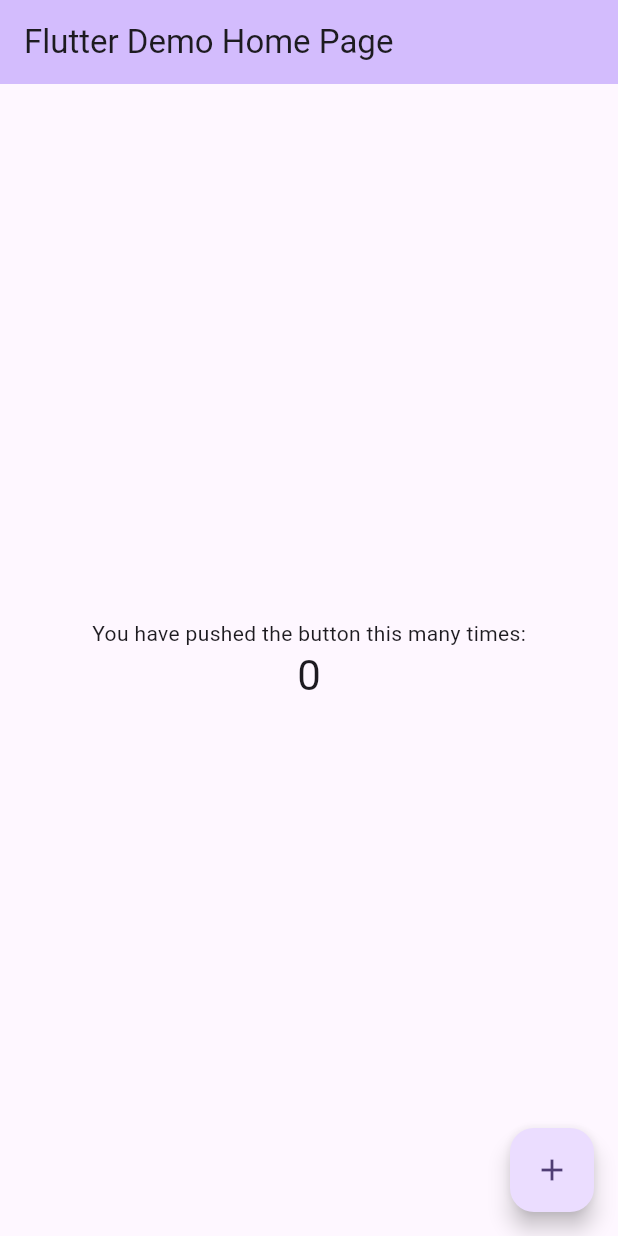
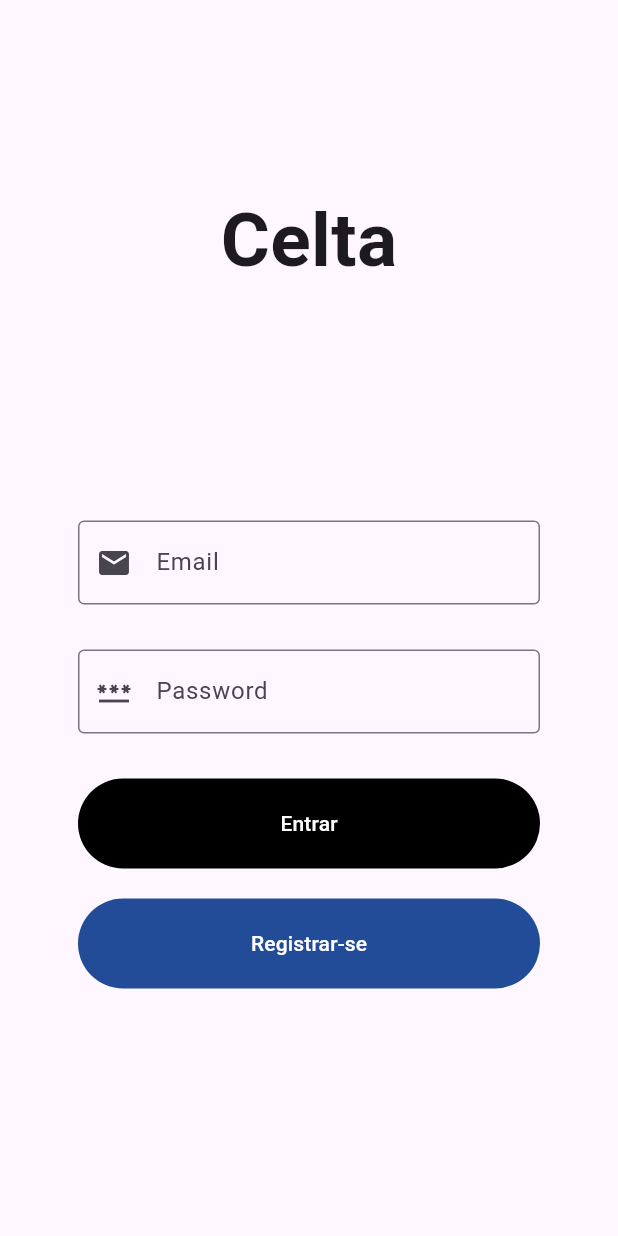
Before and after one commit to GabrielVinicius7/Task, a Flutter app: the screen it shows after launch, on a phone screen of 412 x 824 dp. Run offline on Flutter 3.47's test engine with Material 3 defaults, Android fonts, the phone set to English and light mode, and no system bars.

Commit message:
login and register screen

```diff
--- a/lib/main.dart
+++ b/lib/main.dart
@@ -1,3 +1,5 @@
+import 'package:erpecommerce/views/auth/login.dart';
+import 'package:erpecommerce/views/auth/register.dart';
 import 'package:flutter/material.dart';
 
 void main() {
@@ -31,95 +33,11 @@ class MyApp extends StatelessWidget {
         colorScheme: ColorScheme.fromSeed(seedColor: Colors.deepPurple),
         useMaterial3: true,
       ),
-      home: const MyHomePage(title: 'Flutter Demo Home Page'),
+      initialRoute: '/',
+      routes: {
+        "/": (context) => Login(),
+        "/register": (context) => Register(),
+      },
     );
   }
 }
-
-class MyHomePage extends StatefulWidget {
-  const MyHomePage({super.key, required this.title});
-
-  // This widget is the home page of your application. It is stateful, meaning
-  // that it has a State object (defined below) that contains fields that affect
-  // how it looks.
-
-  // This class is the configuration for the state. It holds the values (in this
-  // case the title) provided by the parent (in this case the App widget) and
-  // used by the build method of the State. Fields in a Widget subclass are
-  // always marked "final".
-
-  final String title;
-
-  @override
-  State<MyHomePage> createState() => _MyHomePageState();
-}
-
-class _MyHomePageState extends State<MyHomePage> {
-  int _counter = 0;
-
-  void _incrementCounter() {
-    setState(() {
-      // This call to setState tells the Flutter framework that something has
-      // changed in this State, which causes it to rerun the build method below
-      // so that the display can reflect the updated values. If we changed
-      // _counter without calling setState(), then the build method would not be
-      // called again, and so nothing would appear to happen.
-      _counter++;
-    });
-  }
-
-  @override
-  Widget build(BuildContext context) {
-    // This method is rerun every time setState is called, for instance as done
-    // by the _incrementCounter method above.
-    //
-    // The Flutter framework has been optimized to make rerunning build methods
-    // fast, so that you can just rebuild anything that needs updating rather
-    // than having to individually change instances of widgets.
-    return Scaffold(
-      appBar: AppBar(
-        // TRY THIS: Try changing the color here to a specific color (to
-        // Colors.amber, perhaps?) and trigger a hot reload to see the AppBar
-        // change color while the other colors stay the same.
-        backgroundColor: Theme.of(context).colorScheme.inversePrimary,
-        // Here we take the value from the MyHomePage object that was created by
-        // the App.build method, and use it to set our appbar title.
-        title: Text(widget.title),
-      ),
-      body: Center(
-        // Center is a layout widget. It takes a single child and positions it
-        // in the middle of the parent.
-        child: Column(
-          // Column is also a layout widget. It takes a list of children and
-          // arranges them vertically. By default, it sizes itself to fit its
-          // children horizontally, and tries to be as tall as its parent.
-          //
-          // Column has various properties to control how it sizes itself and
-          // how it positions its children. Here we use mainAxisAlignment to
-          // center the children vertically; the main axis here is the vertical
-          // axis because Columns are vertical (the cross axis would be
-          // horizontal).
-          //
-          // TRY THIS: Invoke "debug painting" (choose the "Toggle Debug Paint"
-          // action in the IDE, or press "p" in the console), to see the
-          // wireframe for each widget.
-          mainAxisAlignment: MainAxisAlignment.center,
-          children: <Widget>[
-            const Text(
-              'You have pushed the button this many times:',
-            ),
-            Text(
-              '$_counter',
-              style: Theme.of(context).textTheme.headlineMedium,
-            ),
-          ],
-        ),
-      ),
-      floatingActionButton: FloatingActionButton(
-        onPressed: _incrementCounter,
-        tooltip: 'Increment',
-        child: const Icon(Icons.add),
-      ), // This trailing comma makes auto-formatting nicer for build methods.
-    );
-  }
-}
--- /dev/null
+++ b/lib/views/auth/login.dart
@@ -0,0 +1,83 @@
+import 'package:flutter/material.dart';
+
+class Login extends StatelessWidget {
+  @override
+  Widget build(BuildContext context) {
+    return Scaffold(
+        appBar: AppBar(),
+        body: Center(
+          child: Column(
+            crossAxisAlignment: CrossAxisAlignment.center,
+            mainAxisAlignment: MainAxisAlignment.center,
+            children: [
+              Title(
+                color: Colors.black,
+                child: const Text('Celta',
+                    style: TextStyle(
+                      fontSize: 50,
+                      fontWeight: FontWeight.bold,
+                    )),
+              ),
+              const SizedBox(height: 60.0),
+              Container(
+                  height: 500,
+                  width: 350,
+                  decoration: BoxDecoration(
+                    border:
+                        Border.all(color: Color.fromARGB(0, 8, 12, 12)),
+                    color: Color.fromARGB(0, 227, 227, 227),
+                    borderRadius: BorderRadius.circular(40.0),
+                  ),
+                  padding: const EdgeInsets.all(20),
+                  child: Column(children: [
+                    const SizedBox(height: 70.0),
+                    const TextField(
+                      decoration: InputDecoration(
+                        labelText: 'Email',
+                        border: OutlineInputBorder(),
+                        prefixIcon: Icon(Icons.email),
+
+                      ),
+                    ),
+                    const SizedBox(height: 30.0),
+                    const TextField(
+                      decoration: InputDecoration(
+                        labelText: 'Password',
+                        border: OutlineInputBorder(),
+                        prefixIcon: Icon(Icons.password),
+                      ),
+                    ),
+                    const SizedBox(height: 30),
+                    TextButton(
+                      onPressed: () {},
+                      style: const ButtonStyle(
+                          backgroundColor: MaterialStatePropertyAll(Colors.black),
+                          minimumSize:MaterialStatePropertyAll(Size(600,60))
+                          ),
+                      child: const Text('Entrar',
+                      style:TextStyle(
+                        color: Colors.white,
+                      )),
+                    ),
+                    const SizedBox(height: 20),
+                     TextButton(
+                      onPressed: () {
+                        Navigator.pushNamed(
+                          context,
+                          "/register");
+                      },
+                      style: const ButtonStyle(
+                          backgroundColor: MaterialStatePropertyAll(Color.fromARGB(255, 34, 75, 152)),
+                          minimumSize:MaterialStatePropertyAll(Size(600,60))
+                          ),
+                      child: const Text('Registrar-se',
+                      style:TextStyle(
+                        color: Colors.white,
+                      )),
+                    ),
+                  ])),
+            ],
+          ),
+        ));
+  }
+}
```
Also changed, not shown: lib/views/auth/register.dart (added, +96 -0 lines), 3 other files.
